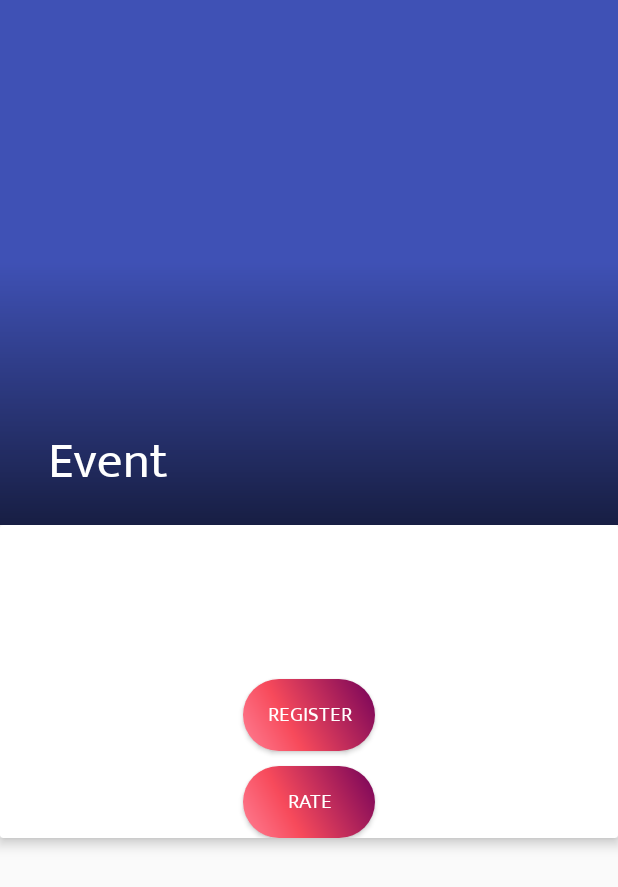
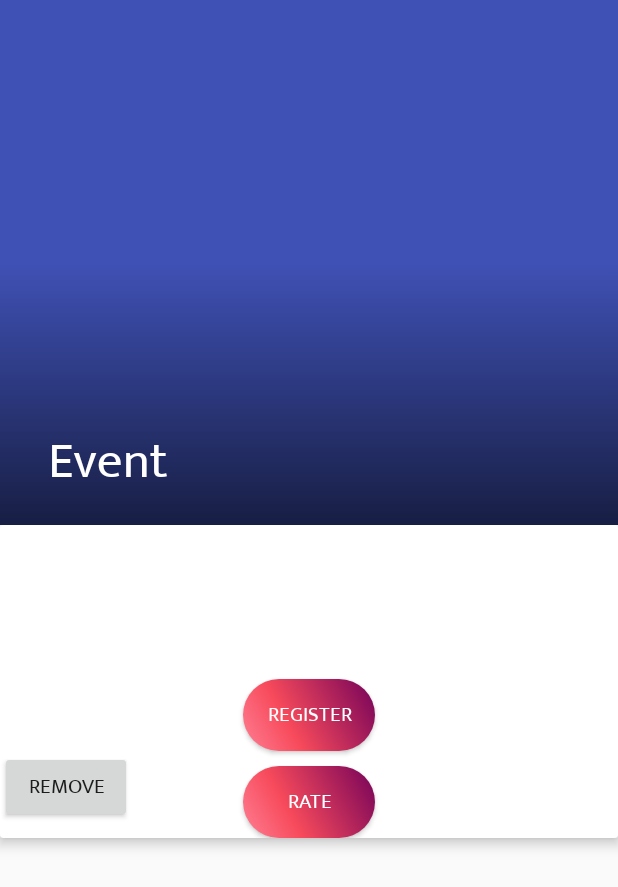
Before and after one commit to sanchit-sharma/EventManagerFinal-master, an Android app: the layout activity_description.xml on its own in the app's theme, with its tools: preview values and no code run, on a phone screen of 412 x 824 dp. Shown: the top 887 px of the screen. Run offline under Robolectric (Android 15) with nearby library versions, the phone set to English and light mode, and no system bars.

Commit message:
remove butoon Added

```diff
--- a/app/src/main/res/layout/activity_description.xml
+++ b/app/src/main/res/layout/activity_description.xml
@@ -118,6 +118,13 @@
                     android:textColor="#ffffff"
                     android:layout_below="@id/regis"
                     />
+                <Button
+                    android:layout_width="wrap_content"
+                    android:layout_height="wrap_content"
+                    android:id="@+id/removeEvent"
+                    android:layout_below="@+id/regis"
+                    android:text="remove"
+                />
 
 
             </RelativeLayout>
```
